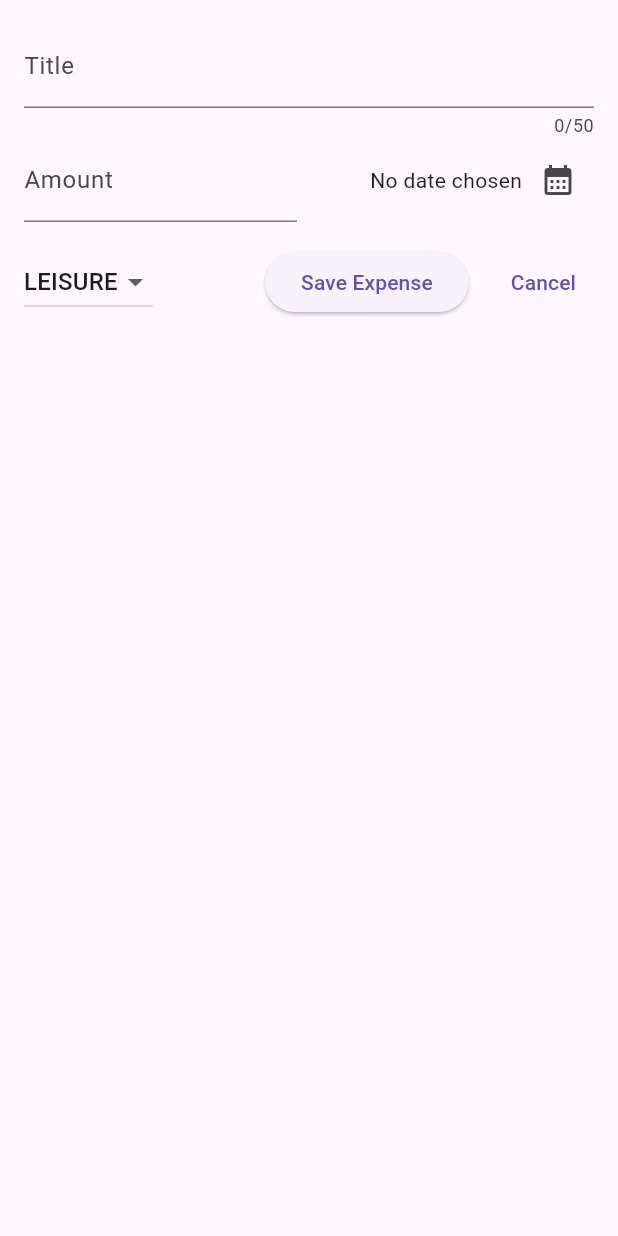
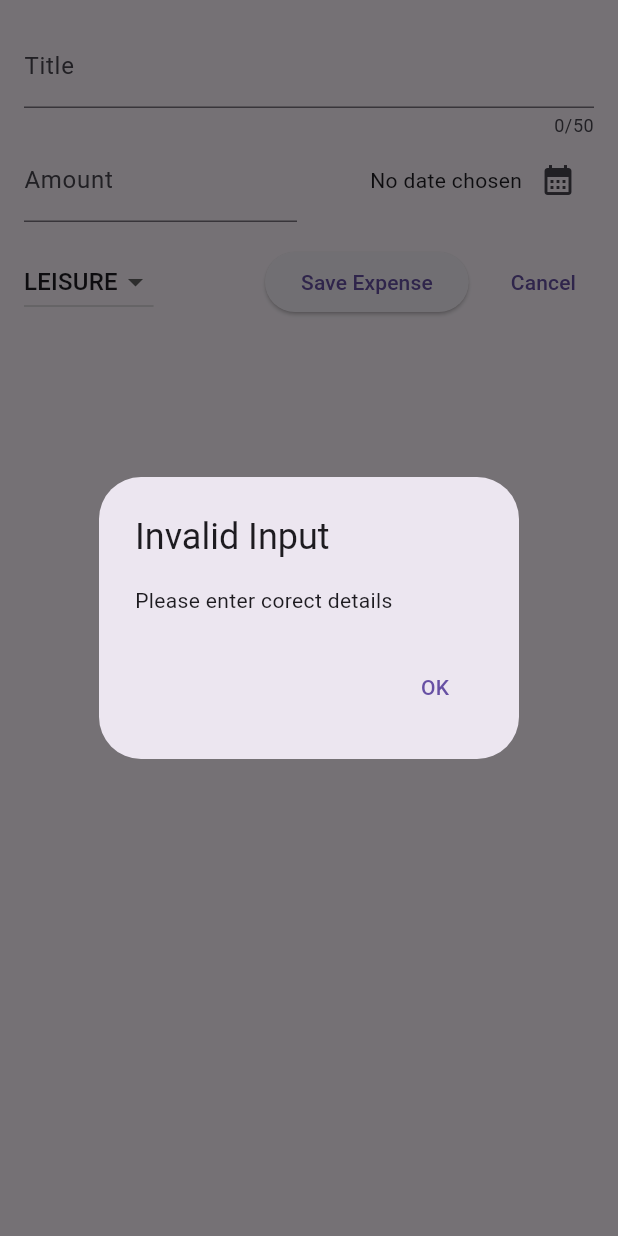
Before and after one commit to jacob-macleod/Expenses-Tracker, a Flutter app: the NewExpense widget shown alone on an empty page, opened directly, after a tap on "Save Expense", on a phone screen of 412 x 824 dp. Run offline on Flutter 3.47's test engine with Material 2 defaults, Android fonts, the phone set to English and light mode, and no system bars.

Commit message:
Added error messages

```diff
--- a/lib/widgets/new_expense.dart
+++ b/lib/widgets/new_expense.dart
@@ -44,7 +44,22 @@ class _NewExpenseState extends State<NewExpense> {
     if (_titleController.text.trim().isEmpty ||
         amountIsInvalid ||
         _selectedDate == null) {
-      // Show error message
+      showDialog(
+        context: context,
+        builder: (ctx) => AlertDialog(
+          title: const Text("Invalid Input"),
+          content: const Text("Please enter corect details"),
+          actions: [
+            TextButton(
+              onPressed: () {
+                Navigator.pop(context);
+              },
+              child: const Text("OK"),
+            ),
+          ],
+        ),
+      );
+      return;
     }
   }
 
```
